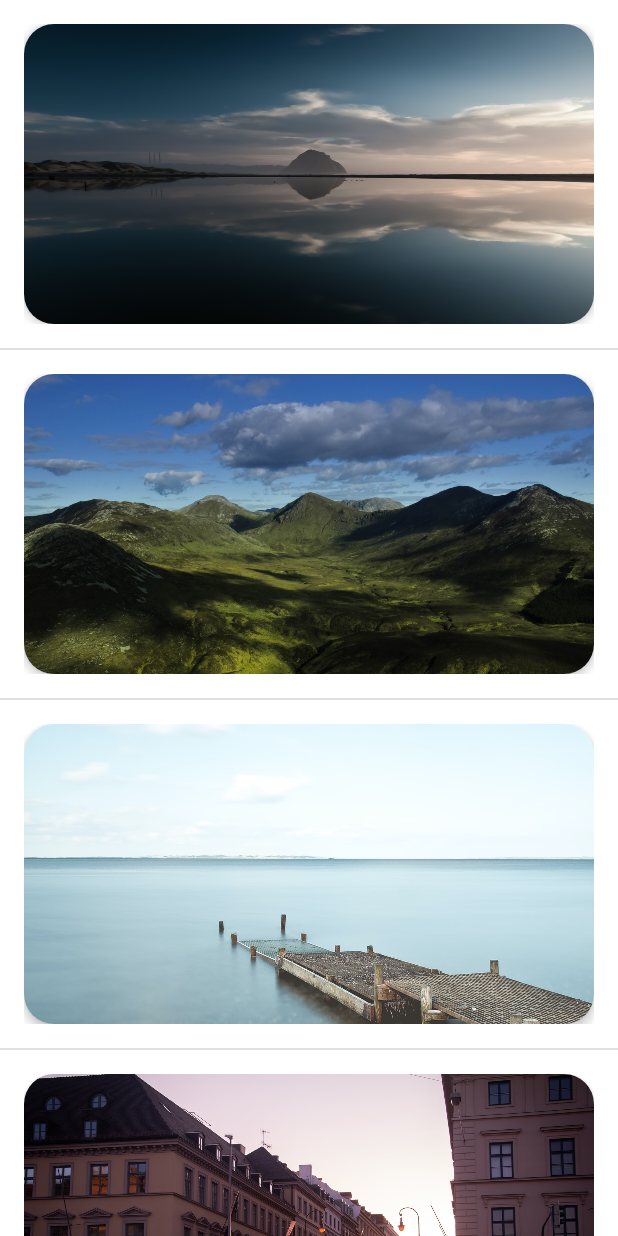
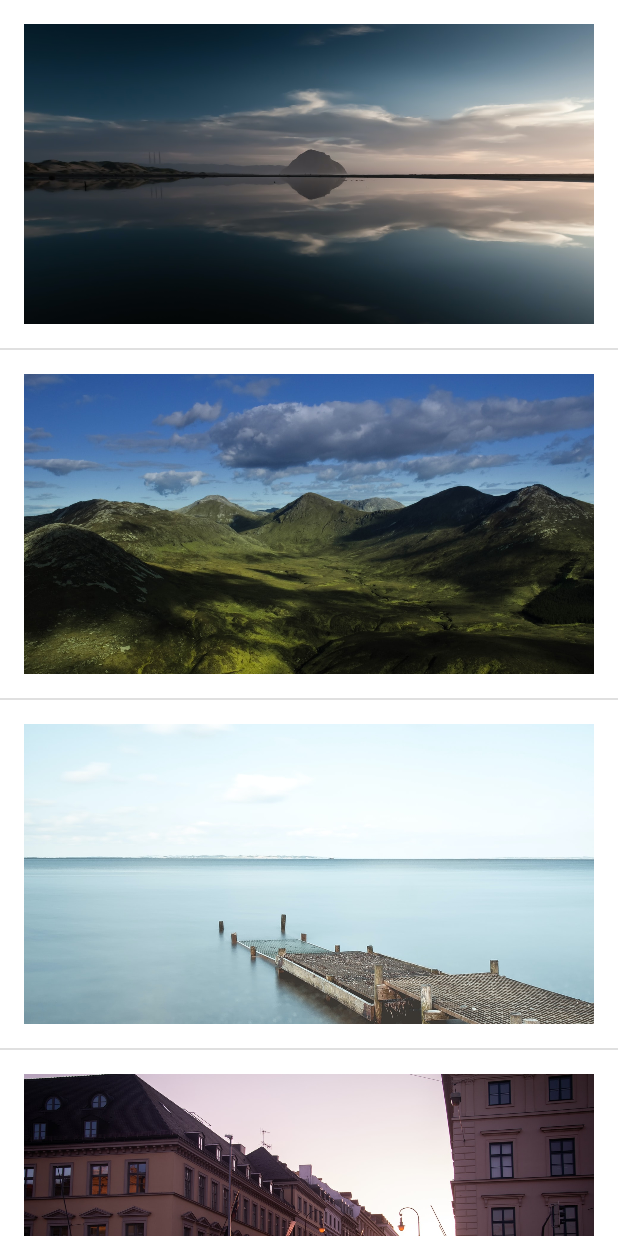
Before and after one commit to Bodiart/BlurSelect, an Android app: the screen it shows after launch (MainActivity), on a phone screen of 412 x 824 dp. Run offline under Robolectric (Android 15) with nearby library versions, the phone set to English and light mode, and no system bars; libraries missing offline, so code that uses them is left out: io.alterac.blurkit; 1 statement that could not run was skipped.

Commit message:
Removed unnecessary libs

```diff
--- a/app/build.gradle
+++ b/app/build.gradle
@@ -37,10 +37,6 @@ dependencies {
     implementation 'androidx.core:core-ktx:1.3.1'
     implementation 'androidx.appcompat:appcompat:1.2.0'
     implementation 'androidx.constraintlayout:constraintlayout:2.0.1'
-    testImplementation 'junit:junit:4.12'
-    androidTestImplementation 'androidx.test.ext:junit:1.1.2'
-    androidTestImplementation 'androidx.test.espresso:espresso-core:3.3.0'
-    implementation "com.google.android.material:material:1.2.0"
 
     implementation project(':blur-select')
 
--- a/app/src/main/res/layout/list_item.xml
+++ b/app/src/main/res/layout/list_item.xml
@@ -8,18 +8,6 @@
     android:paddingEnd="16dp"
     android:paddingBottom="16dp">
 
-    <androidx.cardview.widget.CardView
-        android:id="@+id/list_item_card"
-        android:layout_width="match_parent"
-        android:layout_height="wrap_content"
-        app:cardBackgroundColor="#fff"
-        app:cardCornerRadius="20dp"
-        app:cardElevation="4dp">
-
-        <FrameLayout
-            android:layout_width="match_parent"
-            android:layout_height="match_parent">
-
         <ImageView
             android:id="@+id/image"
             android:layout_width="match_parent"
@@ -29,7 +17,3 @@
             app:layout_constraintTop_toTopOf="parent" />
 
 </FrameLayout>
-
-    </androidx.cardview.widget.CardView>
-
-</FrameLayout>
```
Also changed, not shown: app/src/main/java/com/example/blur/MainActivity.kt (+3 -4 lines), app/src/main/java/com/example/extansions/Extension.kt (+0 -16 lines). Lines whose indentation alone changed are shown as unchanged.
